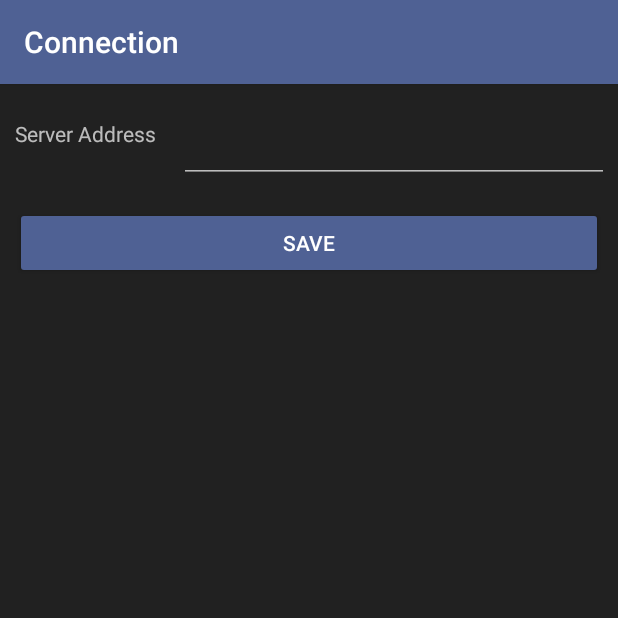
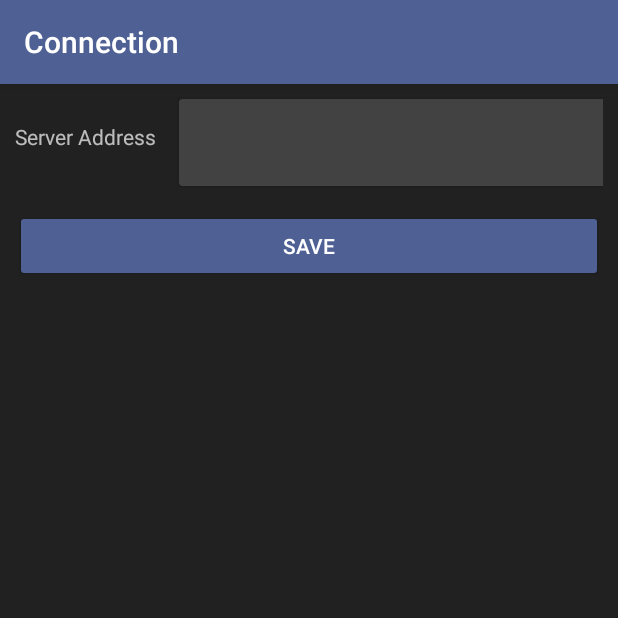
Before and after one commit to bigtangle/bigtangle-app, an Android app: the SettingConnectionActivity screen opened directly, with no data from a screen before it, on a phone screen of 412 x 824 dp, the top half of it. Run offline under Robolectric (Android 15) with nearby library versions, the phone set to English and light mode, and no system bars.

Commit message:
整理代码

```diff
--- a/app/src/main/res/layout/activity_setting_connection.xml
+++ b/app/src/main/res/layout/activity_setting_connection.xml
@@ -47,25 +47,28 @@
 
                 <TextView
                     android:layout_width="wrap_content"
-                    android:layout_height="wrap_content"
-                    android:layout_gravity="center"
+                    android:layout_height="50dp"
+                    android:layout_marginTop="10dp"
+                    android:gravity="center"
                     android:text="Server Address" />
 
-                <android.support.design.widget.TextInputLayout
+                <android.support.v7.widget.CardView
                     android:layout_width="match_parent"
                     android:layout_height="wrap_content"
                     android:layout_marginLeft="15dp"
                     android:layout_marginTop="10dp">
 
-                    <android.support.design.widget.TextInputEditText
-                        android:id="@+id/amount_text_input"
+                    <Spinner
+                        android:id="@+id/server_connection_spinner"
                         android:layout_width="match_parent"
-                        android:layout_height="match_parent"
-                        android:inputType="text" />
-                </android.support.design.widget.TextInputLayout>
+                        android:layout_height="58dp"
+                        android:overlapAnchor="false"
+                        android:spinnerMode="dialog"
+                        app:layout_constraintHorizontal_bias="0.0" />
+                </android.support.v7.widget.CardView>
 
                 <Button
-                    android:id="@+id/pay_button"
+                    android:id="@+id/save_button"
                     android:layout_width="match_parent"
                     android:layout_height="wrap_content"
                     android:layout_columnSpan="2"
```
Also changed, not shown: app/src/main/java/net/bigtangle/wallet/activity/settings/model/ServerInfoItem.java (added, +24 -0 lines), app/src/main/res/layout/fragment_settings.xml (+10 -1 lines).
